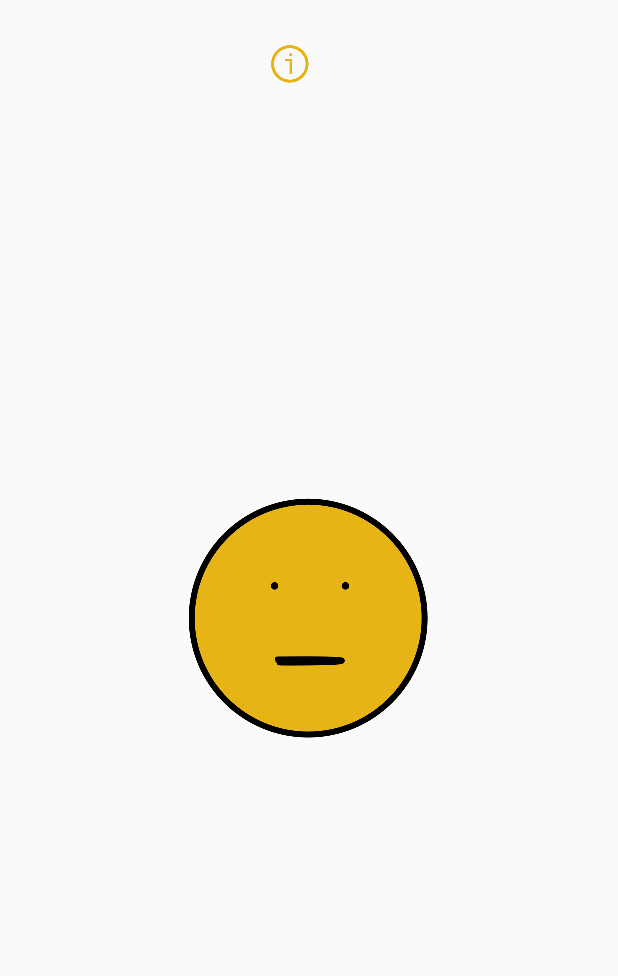
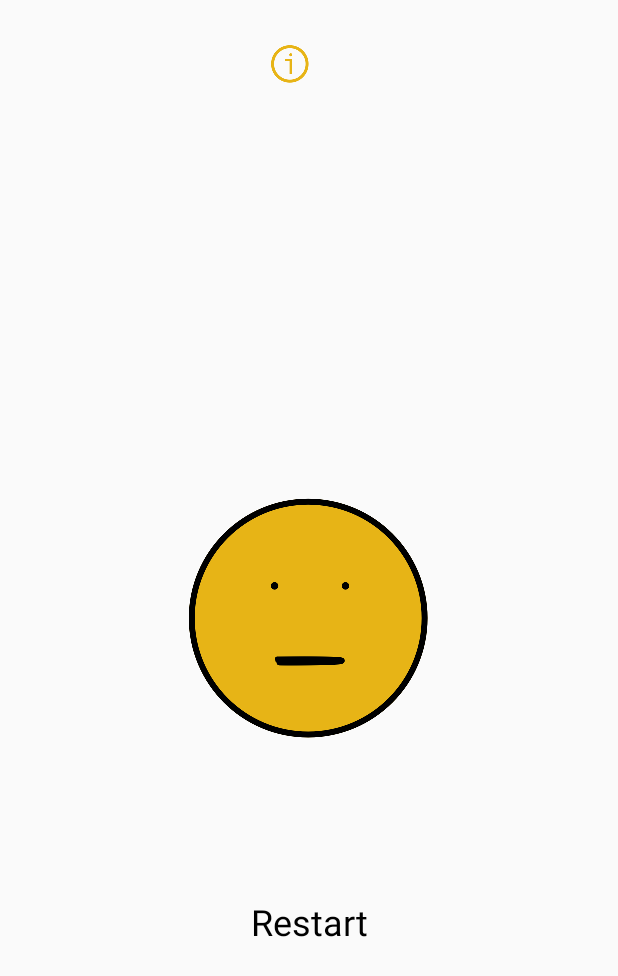
Before and after one commit to onemonster/happy-kegels-android, an Android app: the layout activity_main.xml on its own in the app's theme, with its tools: preview values and no code run, on a phone screen of 412 x 824 dp. Shown: the top 976 px of the screen. Run offline under Robolectric (Android 15) with nearby library versions, the light colour scheme and no system bars.

Commit message:
restart feature

```diff
--- a/app/src/main/res/layout/activity_main.xml
+++ b/app/src/main/res/layout/activity_main.xml
@@ -54,6 +54,19 @@
         app:layout_constraintEnd_toEndOf="parent"
         app:layout_constraintStart_toStartOf="parent"
         app:layout_constraintTop_toBottomOf="@+id/button_main"
+        />
+
+    <TextView
+        android:id="@+id/text_restart"
+        android:layout_width="wrap_content"
+        android:layout_height="wrap_content"
+        android:layout_marginTop="15dp"
+        android:text="@string/session_restart"
+        android:textColor="@android:color/black"
+        android:textSize="24sp"
+        app:layout_constraintEnd_toEndOf="parent"
+        app:layout_constraintStart_toStartOf="parent"
+        app:layout_constraintTop_toBottomOf="@+id/text_main"
         />
 
     <TextView
```
Also changed, not shown: app/src/main/java/com/onemonster/kg/view/MainActivity.kt (+8 -18 lines).
